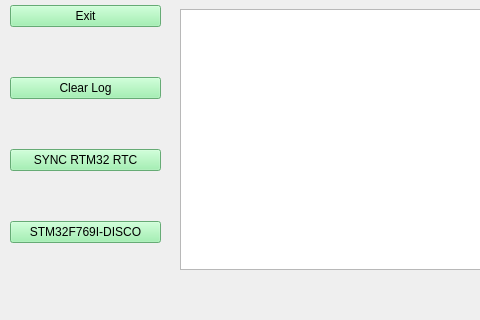
First picture: the form in parentwindow.ui, repository mygit-debasish/Qt-Interface, before the edit; both pictures show x 0 to 480 and y 121 to 441 of the 800 by 600 pixel window.
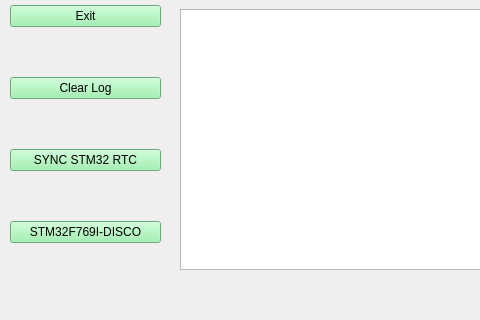
Second picture: the form after the edit.

Diff of the .ui file:
```diff
--- a/parentwindow.ui
+++ b/parentwindow.ui
@@ -87,7 +87,7 @@
         <string notr="true">background-color: rgb(143, 240, 164);</string>
        </property>
        <property name="text">
-        <string>SYNC RTM32 RTC</string>
+        <string>SYNC STM32 RTC</string>
        </property>
       </widget>
      </item>
```
